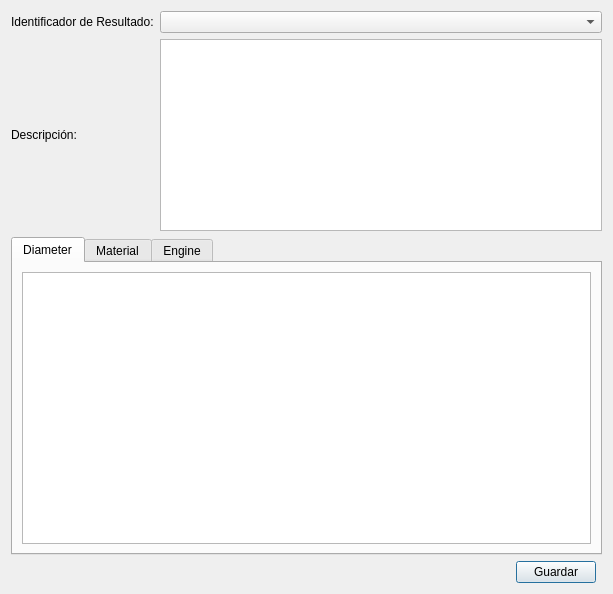
The window that core/ui/toolbars/assetmanage/priority_config.ui (bgeo-gis/gw_assetmanage_plugin) describes before a commit, drawn with Qt 5.
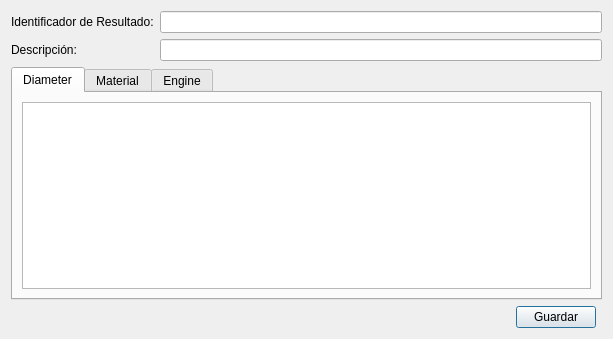
The same window after the commit.

Commit message: WIP: improve bug fix and apply updates on breakage and priority forms

What changed in the file:
```diff
--- a/core/ui/toolbars/assetmanage/priority_config.ui
+++ b/core/ui/toolbars/assetmanage/priority_config.ui
@@ -7,7 +7,7 @@
     <x>0</x>
     <y>0</y>
     <width>613</width>
-    <height>594</height>
+    <height>339</height>
    </rect>
   </property>
   <property name="windowTitle">
@@ -16,6 +16,12 @@
   <layout class="QGridLayout" name="gridLayout">
    <item row="4" column="0" rowspan="2" colspan="3">
     <widget class="QTabWidget" name="tab_widget">
+     <property name="sizePolicy">
+      <sizepolicy hsizetype="Expanding" vsizetype="Expanding">
+       <horstretch>0</horstretch>
+       <verstretch>0</verstretch>
+      </sizepolicy>
+     </property>
      <property name="currentIndex">
       <number>0</number>
      </property>
@@ -52,7 +58,7 @@
     </widget>
    </item>
    <item row="7" column="1">
-    <widget class="QPushButton" name="btn_load">
+    <widget class="QPushButton" name="btn_save">
      <property name="text">
       <string>Guardar</string>
      </property>
@@ -73,24 +79,18 @@
    </item>
    <item row="0" column="0" colspan="3">
     <layout class="QGridLayout" name="gridLayout_5">
-     <item row="0" column="0">
-      <widget class="QLabel" name="label">
+     <item row="1" column="1">
+      <widget class="QLineEdit" name="txt_descript">
        <property name="sizePolicy">
-        <sizepolicy hsizetype="Fixed" vsizetype="Preferred">
+        <sizepolicy hsizetype="Expanding" vsizetype="Fixed">
          <horstretch>0</horstretch>
          <verstretch>0</verstretch>
         </sizepolicy>
        </property>
-       <property name="text">
-        <string>Identificador de Resultado:</string>
-       </property>
       </widget>
      </item>
-     <item row="0" column="1">
-      <widget class="QComboBox" name="comboBox"/>
-     </item>
      <item row="1" column="0">
-      <widget class="QLabel" name="label_2">
+      <widget class="QLabel" name="lbl_descript">
        <property name="sizePolicy">
         <sizepolicy hsizetype="Fixed" vsizetype="Preferred">
          <horstretch>0</horstretch>
@@ -102,14 +102,20 @@
        </property>
       </widget>
      </item>
-     <item row="1" column="1">
-      <widget class="QTextEdit" name="textEdit">
+     <item row="0" column="1">
+      <widget class="QLineEdit" name="txt_result_id"/>
+     </item>
+     <item row="0" column="0">
+      <widget class="QLabel" name="lbl_result_id">
        <property name="sizePolicy">
-        <sizepolicy hsizetype="MinimumExpanding" vsizetype="Preferred">
+        <sizepolicy hsizetype="Fixed" vsizetype="Fixed">
          <horstretch>0</horstretch>
          <verstretch>0</verstretch>
         </sizepolicy>
        </property>
+       <property name="text">
+        <string>Identificador de Resultado:</string>
+       </property>
       </widget>
      </item>
     </layout>
```
The commit also changes 4 other files.
